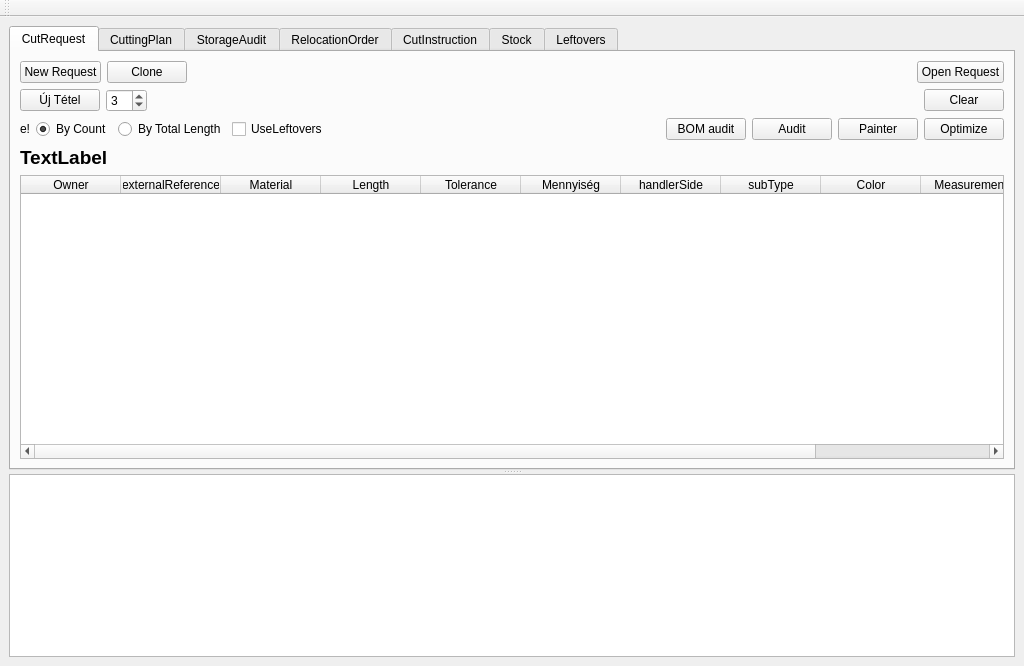
Before: the Qt Designer form view/MainWindow.ui in horvathzoltan/cutplannerpro, drawn with Qt 5.
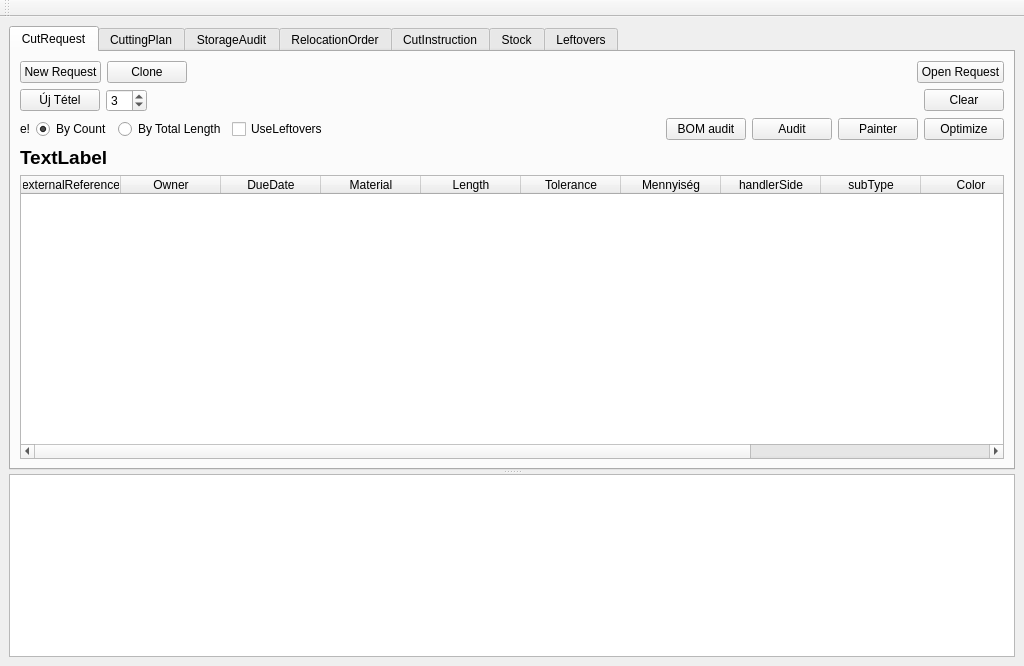
After: the same form once the commit is applied.

What changed in the file:
```diff
--- a/view/MainWindow.ui
+++ b/view/MainWindow.ui
@@ -242,16 +242,21 @@
             <attribute name="verticalHeaderVisible">
              <bool>false</bool>
             </attribute>
-            <column>
-             <property name="text">
-              <string>Owner</string>
-             </property>
-            </column>
             <column>
              <property name="text">
               <string>externalReference</string>
              </property>
             </column>
+            <column>
+             <property name="text">
+              <string>Owner</string>
+             </property>
+            </column>
+            <column>
+             <property name="text">
+              <string>DueDate</string>
+             </property>
+            </column>
             <column>
              <property name="text">
               <string>Material</string>
```
Left out of the diff: 10 changed lines with no effect on the pictures.
